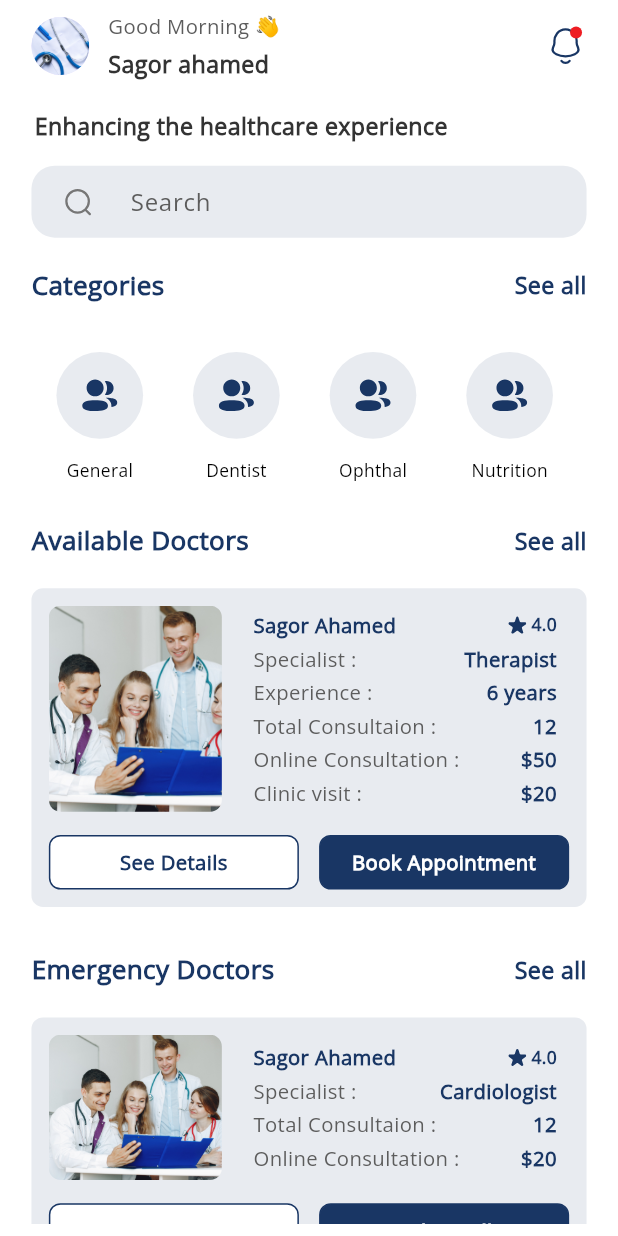
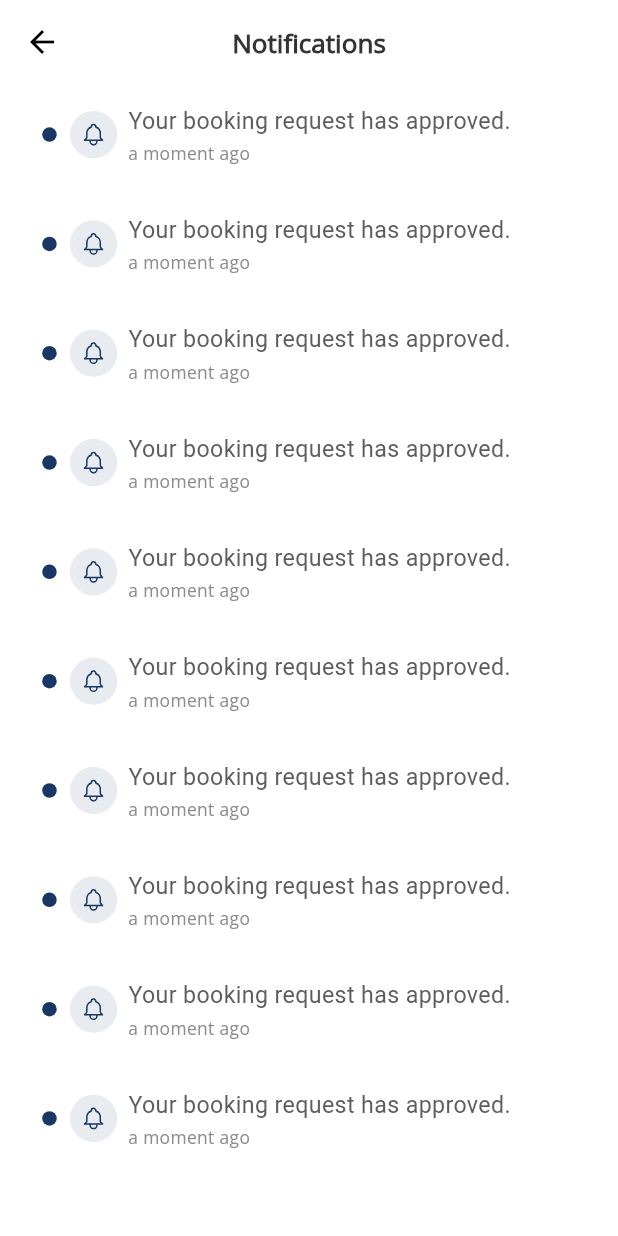
Before and after one commit to sagorahamed1/medical-appointment, a Flutter app: the UserHomeScreen screen opened by its route, after a tap on an icon or button, on a phone screen of 412 x 824 dp. Run offline on Flutter 3.47's test engine with Material 3 defaults, Android fonts, the phone set to English and light mode, and no system bars; our stand-ins replace flutter_screenutil, flutter_spinkit, flutter_svg, get, pin_code_fields, shared_preferences and 1 more; accounts and stored records are empty; Roboto replaces fonts that are missing (Aldrich).

Commit message:
notification screen done

```diff
--- a/lib/routes/app_routes.dart
+++ b/lib/routes/app_routes.dart
@@ -10,6 +10,7 @@ import '../views/screens/Auth/sign_up/sign_up_screen.dart';
 import '../views/screens/Auth/veryfy_email/veryfy_email_screen.dart';
 import '../views/screens/User/User_home/user_home_screen.dart';
 import '../views/screens/User/user_bottom_nav_bar/user_bottom_nav_bar.dart';
+import '../views/screens/notifications/notifications_screen.dart';
 import '../views/screens/onboarding/onboarding_screen.dart';
 import '../views/screens/role/role_screen.dart';
 import '../views/screens/splash/splash_screen.dart';
@@ -26,6 +27,7 @@ class AppRoutes {
   static const String setPasswordScreen = "/SetPasswordScreen.dart";
   static const String userHomeScreen = "/UserHomeScreen.dart";
   static const String userBottomNavBar = "/UserBottomNavBar.dart";
+  static const String notificationScreen = "/NotificationScreen.dart";
 
 
   static List<GetPage> get routes => [
@@ -40,5 +42,6 @@ class AppRoutes {
         GetPage(name: setPasswordScreen, page: () => SetPasswordScreen()),
         GetPage(name: userHomeScreen, page: () => UserHomeScreen()),
         GetPage(name: userBottomNavBar, page: () => UserBottomNavBar()),
+        GetPage(name: notificationScreen, page: () => NotificationScreen()),
   ];
 }
--- a/lib/utils/app_icons.dart
+++ b/lib/utils/app_icons.dart
@@ -17,5 +17,6 @@ class AppIcons {
   static const String appointments = "$path/appointments.svg";
   static const String messageIcon = "$path/messageIcon.svg";
   static const String profileIcon = "$path/profileIcon.svg";
+  static const String notificationbell = "$path/notificationbell.svg";
 
 }
--- a/lib/utils/app_strings.dart
+++ b/lib/utils/app_strings.dart
@@ -51,6 +51,7 @@ class AppString {
   static const String   emergencyDoctors  = "Emergency Doctors";
   static const String   message  = "Message";
   static const String   videoCall  = "Video Call";
+  static const String   notifications  = "Notifications";
 
 
 
--- a/lib/views/screens/User/User_home/Inner_widgets/top_app_bar.dart
+++ b/lib/views/screens/User/User_home/Inner_widgets/top_app_bar.dart
@@ -1,7 +1,9 @@
 import 'package:flutter/material.dart';
 import 'package:flutter_screenutil/flutter_screenutil.dart';
 import 'package:flutter_svg/svg.dart';
+import 'package:get/get.dart';
 
+import '../../../../../routes/app_routes.dart';
 import '../../../../../utils/app_colors.dart';
 import '../../../../../utils/app_icons.dart';
 import '../../../../../utils/app_images.dart';
@@ -52,7 +54,7 @@ class TopAppBar extends StatelessWidget {
 
         GestureDetector(
           onTap: () {
-            // Get.toNamed(AppRoutes.notificationScreen);
+             Get.toNamed(AppRoutes.notificationScreen);
           },
           child: Container(
             child: SvgPicture.asset(AppIcons.notification),
--- a/lib/views/screens/User/User_home/user_home_screen.dart
+++ b/lib/views/screens/User/User_home/user_home_screen.dart
@@ -63,6 +63,7 @@ class UserHomeScreen extends StatelessWidget {
                   height: 230.h,
                   child: ListView.builder(
                     shrinkWrap: true,
+                    physics: NeverScrollableScrollPhysics(),
                     scrollDirection: Axis.vertical,
                     itemCount: 1,
                     itemBuilder: (context, index) {
--- /dev/null
+++ b/lib/views/screens/notifications/notifications_screen.dart
@@ -0,0 +1,153 @@
+import 'package:doctor_appointment/utils/app_colors.dart';
+import 'package:flutter/material.dart';
+import 'package:flutter_screenutil/flutter_screenutil.dart';
+import 'package:flutter_svg/flutter_svg.dart';
+import 'package:timeago/timeago.dart' as TimeAgo;
+
+import '../../../utils/app_dimentions.dart';
+import '../../../utils/app_icons.dart';
+import '../../../utils/app_strings.dart';
+import '../../widgets/custom_text.dart';
+
+class NotificationScreen extends StatefulWidget {
+  NotificationScreen({super.key});
+
+  @override
+  State<NotificationScreen> createState() => _NotificationScreenState();
+}
+
+class _NotificationScreenState extends State<NotificationScreen> {
+
+
+
+  final ScrollController _scrollController = ScrollController();
+
+  // @override
+  // void initState() {
+  //   super.initState();
+  //   _addScrollListener();
+  // }
+  //
+  // @override
+  // void dispose() {
+  //   _scrollController.dispose();
+  //   super.dispose();
+  // }
+  //
+  // void _addScrollListener() {
+  //   _scrollController.addListener(() {
+  //     if (_scrollController.position.pixels ==
+  //         _scrollController.position.maxScrollExtent) {
+  //       _notificationController.loadMore();
+  //       print("load more true");
+  //     }
+  //   });
+  // }
+  //
+
+  @override
+  Widget build(BuildContext context) {
+    return Scaffold(
+      ///-----------------------------------app bar section-------------------------->
+      appBar: AppBar(
+        title: CustomText(
+          text: AppString.notifications,
+          fontsize: 18.h,
+          fontWeight: FontWeight.w600,
+        ),
+      ),
+
+      ///-----------------------------------body section-------------------------->
+      body: Padding(
+        padding: EdgeInsets.symmetric(horizontal: 20.h, vertical: 5),
+        child: Column(
+          children: [
+
+            ///-----------------------notification------------------------>
+
+            Expanded(
+              child:
+              ListView.builder(
+                itemCount: 10,
+                itemBuilder : (context, index) {
+                  return Padding(
+                    padding: EdgeInsets.only(bottom: 16.h),
+                    child: _Notification('Your booking request has approved.' , DateTime.now()),
+                  );
+                },
+              ),
+            ),
+
+          ],
+        ),
+      ),
+    );
+  }
+
+  _Notification(String title, DateTime time) {
+    return Container(
+      padding: EdgeInsets.symmetric(vertical: 8.h,horizontal: 8.w),
+      decoration: BoxDecoration(
+          color: Colors.white,
+          borderRadius: BorderRadius.circular(4.r)
+      ),
+      child: Row(
+        mainAxisAlignment: MainAxisAlignment.start,
+        children: [
+          Row(
+            children: [
+              Container(
+                height: 10.h,
+                width: 10.w,
+                decoration:  const BoxDecoration(
+                    shape: BoxShape.circle, color: AppColors.primaryColor),
+              ),
+              Container(
+                margin: EdgeInsets.only(left: 8.w, right: 7.w),
+                padding: EdgeInsets.all(7.r),
+                decoration: const BoxDecoration(
+                    shape: BoxShape.circle, color: AppColors.fillColorE8EBF0),
+                child: SvgPicture.asset(
+                  AppIcons.notificationbell,
+                  color: AppColors.primaryColor,
+                ),
+              )
+            ],
+          ),
+          Expanded(
+            // Expanded widget to allow the text to take up available space
+            child: Column(
+              mainAxisSize: MainAxisSize.min,
+              crossAxisAlignment: CrossAxisAlignment.start,
+              children: [
+                Text(
+                  title,
+                  style: TextStyle(
+                      fontWeight: FontWeight.w400,
+                      fontSize: Dimensions.fontSizeLarge.h,
+                      color: AppColors.textColor5C5C5C,
+                      fontFamily: "Aldrich",
+                      height: 1.5),
+                ),
+
+                Align(
+                  alignment: Alignment.centerLeft,
+                  child: CustomText(
+                    top: 2.h,
+
+                    text: TimeAgo.format(time),
+                    fontsize: Dimensions.fontSizeSmall.h,
+                    fontWeight: FontWeight.w400,
+                    color: const Color(
+                      0xFF8C8C8C,
+                    ),
+                  ),
+                ),
+              ],
+            ),
+          ),
+        ],
+      ),
+    );
+  }
+}
--- a/pubspec.yaml
+++ b/pubspec.yaml
@@ -41,6 +41,7 @@ dependencies:
   shared_preferences: ^2.2.3
   flutter_spinkit: ^5.2.1
   pin_code_fields: ^8.0.1
+  timeago: ^3.6.1
 
 dev_dependencies:
   flutter_test:
```
Also changed, not shown: assets/icons/notificationbell.svg (added), pubspec.lock.
